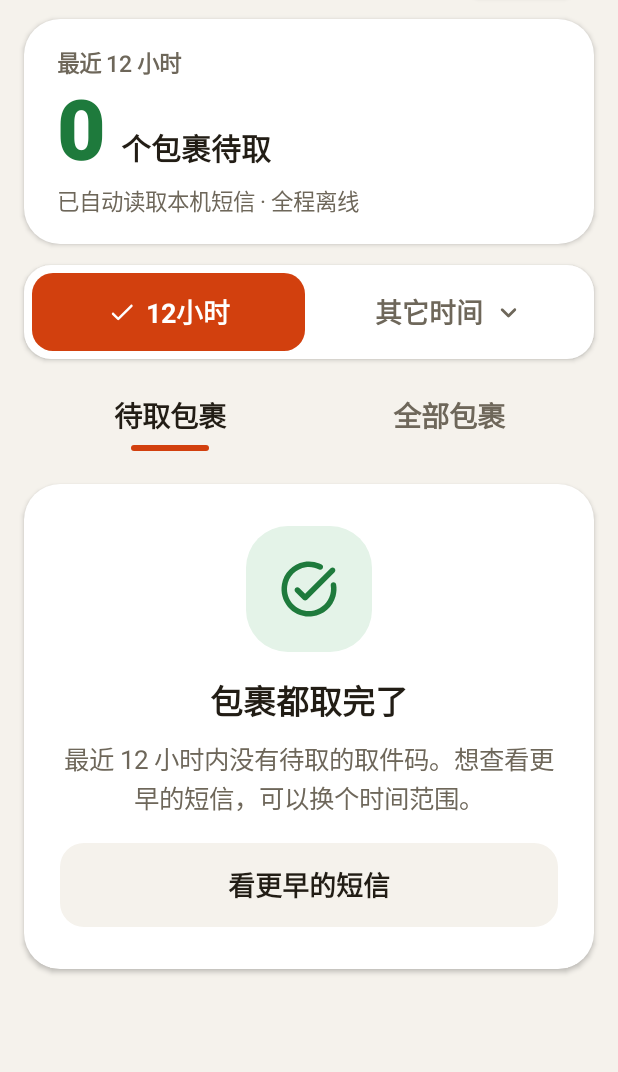
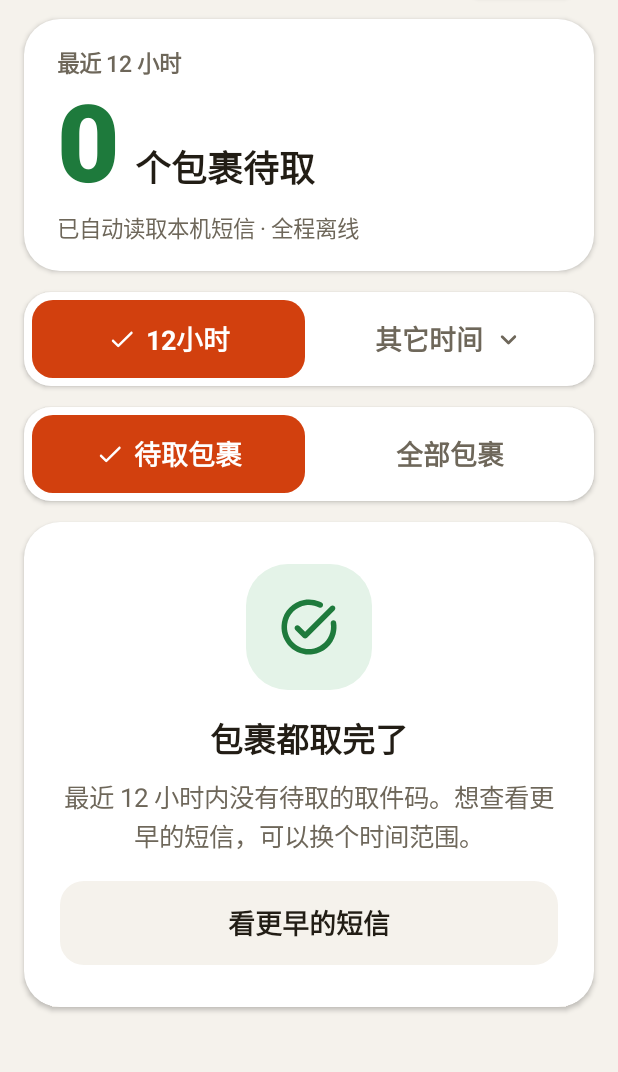
Before and after one commit to decli/CodeHelper, an Android app built with Jetpack Compose: the screen it shows after launch (MainActivity), on a phone screen of 412 x 824 dp, the part 99-1171 px from its top. Run offline under Robolectric (Android 15) with nearby library versions, the phone set to English and light mode, and no system bars; libraries missing offline, so code that uses them is left out: java.time, java.time.format, kotlin.math.roundToInt.

Commit message:
Enlarge key numbers adaptively, unify selection style, allow restore
- Pickup codes now auto-size to the card width via TextAutoSize:
  as large as fits on one line (20-72sp), multiple codes in one card
  share the same size; hero pending count enlarged to 72sp
- 待取包裹/全部包裹 now uses the same filled segmented control as the
  time filter (persimmon fill + check), one selection language app-wide
- Picked-up cards can be restored to pending: swipe left reveals a
  恢复未取 drawer, and a visible 恢复未取 button is always present for
  users who don't know swipe gestures

Co-Authored-By: Claude Fable 5 <noreply@anthropic.com>
Claude-Session: https://claude.ai/code/session_01Ek3oRbxAXZio2Pqvp9fEAu

```diff
--- a/app/src/main/java/com/decli/codehelper/ui/CodeHelperApp.kt
+++ b/app/src/main/java/com/decli/codehelper/ui/CodeHelperApp.kt
@@ -26,6 +26,7 @@ import androidx.compose.foundation.layout.Box
 import androidx.compose.foundation.layout.Column
 import androidx.compose.foundation.layout.PaddingValues
 import androidx.compose.foundation.layout.Row
+import androidx.compose.foundation.layout.RowScope
 import androidx.compose.foundation.layout.Spacer
 import androidx.compose.foundation.layout.WindowInsets
 import androidx.compose.foundation.layout.fillMaxHeight
@@ -44,6 +45,8 @@ import androidx.compose.foundation.lazy.LazyColumn
 import androidx.compose.foundation.lazy.items
 import androidx.compose.foundation.shape.CircleShape
 import androidx.compose.foundation.shape.RoundedCornerShape
+import androidx.compose.foundation.text.BasicText
+import androidx.compose.foundation.text.TextAutoSize
 import androidx.compose.material.icons.Icons
 import androidx.compose.material.icons.rounded.ChatBubbleOutline
 import androidx.compose.material.icons.rounded.Check
@@ -52,6 +55,7 @@ import androidx.compose.material.icons.rounded.Inventory2
 import androidx.compose.material.icons.rounded.KeyboardArrowDown
 import androidx.compose.material.icons.rounded.TaskAlt
 import androidx.compose.material.icons.rounded.Tune
+import androidx.compose.material.icons.rounded.Undo
 import androidx.compose.material.icons.rounded.VerifiedUser
 import androidx.compose.material3.Button
 import androidx.compose.material3.ButtonDefaults
@@ -92,6 +96,7 @@ import androidx.compose.ui.text.style.TextAlign
 import androidx.compose.ui.text.style.TextOverflow
 import androidx.compose.ui.unit.IntOffset
 import androidx.compose.ui.unit.dp
+import androidx.compose.ui.unit.em
 import androidx.compose.ui.unit.sp
 import androidx.lifecycle.Lifecycle
 import androidx.lifecycle.LifecycleEventObserver
@@ -238,6 +243,7 @@ fun CodeHelperApp(
                         permissionLauncher.launch(Manifest.permission.READ_SMS)
                     },
                     onMarkPickedUp = viewModel::markPickedUp,
+                    onRestorePending = viewModel::restorePending,
                     onOpenSms = { item ->
                         openSmsOrConversation(
                             context = context,
@@ -261,6 +267,7 @@ private fun HomeContent(
     onOpenSettings: () -> Unit,
     onGrantPermission: () -> Unit,
     onMarkPickedUp: (PickupCodeItem) -> Unit,
+    onRestorePending: (PickupCodeItem) -> Unit,
     onOpenSms: suspend (PickupCodeItem) -> Unit,
 ) {
     Box(modifier = Modifier.fillMaxSize()) {
@@ -365,6 +372,7 @@ private fun HomeContent(
                             item = item,
                             promptKeywords = uiState.activePromptKeywords,
                             onMarkPickedUp = { onMarkPickedUp(item) },
+                            onRestorePending = { onRestorePending(item) },
                             onOpenSms = { onOpenSms(item) },
                         )
                     }
@@ -478,7 +486,7 @@ private fun HeroCard(
                 Text(
                     text = "个包裹待取",
                     modifier = Modifier.alignByBaseline(),
-                    style = MaterialTheme.typography.titleLarge.copy(fontSize = 20.sp),
+                    style = MaterialTheme.typography.titleLarge.copy(fontSize = 24.sp),
                     color = MaterialTheme.colorScheme.onSurface,
                 )
             }
@@ -495,15 +503,12 @@ private fun HeroCard(
     }
 }
 
-// ─────────────────────────── 时间筛选 ───────────────────────────
+// ─────────────── 分段控件（全应用统一的选中语言：柿橙实心底 + 对勾） ───────────────
 
 @Composable
-private fun TimeSegmentedControl(
-    selectedFilter: CodeFilterWindow,
-    onSelect12Hours: () -> Unit,
-    onOpenTimeSheet: () -> Unit,
+private fun SegmentedCard(
+    content: @Composable RowScope.() -> Unit,
 ) {
-    val is12Hours = selectedFilter == CodeFilterWindow.Last12Hours
     Surface(
         modifier = Modifier.fillMaxWidth(),
         shape = RoundedCornerShape(18.dp),
@@ -513,37 +518,26 @@ private fun TimeSegmentedControl(
         Row(
             modifier = Modifier.padding(5.dp),
             horizontalArrangement = Arrangement.spacedBy(5.dp),
-        ) {
-            TimeSegment(
-                modifier = Modifier.weight(1f),
-                selected = is12Hours,
-                label = "12小时",
-                onClick = onSelect12Hours,
+            content = content,
         )
-            TimeSegment(
-                modifier = Modifier.weight(1f),
-                selected = !is12Hours,
-                label = if (is12Hours) "其它时间" else selectedFilter.label,
-                showArrow = true,
-                onClick = onOpenTimeSheet,
-            )
-        }
     }
 }
 
 @Composable
-private fun TimeSegment(
+private fun Segment(
     selected: Boolean,
     label: String,
     onClick: () -> Unit,
     modifier: Modifier = Modifier,
+    enabled: Boolean = true,
     showArrow: Boolean = false,
+    clickableWhenSelected: Boolean = false,
 ) {
     val shape = RoundedCornerShape(14.dp)
-    val contentColor = if (selected) {
-        MaterialTheme.colorScheme.onPrimary
-    } else {
-        MaterialTheme.colorScheme.onSurfaceVariant
+    val contentColor = when {
+        selected -> MaterialTheme.colorScheme.onPrimary
+        !enabled -> MaterialTheme.colorScheme.onSurfaceVariant.copy(alpha = 0.45f)
+        else -> MaterialTheme.colorScheme.onSurfaceVariant
     }
     Box(
         modifier = modifier
@@ -552,7 +546,10 @@ private fun TimeSegment(
             .background(
                 if (selected) MaterialTheme.colorScheme.primary else MaterialTheme.colorScheme.surface,
             )
-            .clickable(onClick = onClick),
+            .clickable(
+                enabled = enabled && (!selected || clickableWhenSelected),
+                onClick = onClick,
+            ),
         contentAlignment = Alignment.Center,
     ) {
         Row(
@@ -584,7 +581,35 @@ private fun TimeSegment(
     }
 }
 
-// ─────────────────────────── 列表模式双标签 ───────────────────────────
+// ─────────────────────────── 时间筛选 ───────────────────────────
+
+@Composable
+private fun TimeSegmentedControl(
+    selectedFilter: CodeFilterWindow,
+    onSelect12Hours: () -> Unit,
+    onOpenTimeSheet: () -> Unit,
+) {
+    val is12Hours = selectedFilter == CodeFilterWindow.Last12Hours
+    SegmentedCard {
+        Segment(
+            modifier = Modifier.weight(1f),
+            selected = is12Hours,
+            label = "12小时",
+            onClick = onSelect12Hours,
+        )
+        Segment(
+            modifier = Modifier.weight(1f),
+            selected = !is12Hours,
+            label = if (is12Hours) "其它时间" else selectedFilter.label,
+            showArrow = true,
+            // 选中「3天内」等档位后仍可再点开面板换档
+            clickableWhenSelected = true,
+            onClick = onOpenTimeSheet,
+        )
+    }
+}
+
+// ─────────────────────────── 待取 / 全部 双标签 ───────────────────────────
 
 @Composable
 private fun ListModeTabs(
@@ -593,64 +618,19 @@ private fun ListModeTabs(
     onSelectPending: () -> Unit,
     onSelectAll: () -> Unit,
 ) {
-    Row(
-        modifier = Modifier
-            .fillMaxWidth()
-            .padding(horizontal = 4.dp),
-    ) {
-        ListTab(
+    SegmentedCard {
+        Segment(
             modifier = Modifier.weight(1f),
-            text = "待取包裹",
             selected = !showAll,
-            enabled = true,
+            label = "待取包裹",
             onClick = onSelectPending,
         )
-        ListTab(
+        Segment(
             modifier = Modifier.weight(1f),
-            text = "全部包裹",
             selected = showAll,
+            label = "全部包裹",
             enabled = allTabEnabled,
             onClick = onSelectAll,
-        )
-    }
-}
-
-@Composable
-private fun ListTab(
-    text: String,
-    selected: Boolean,
-    enabled: Boolean,
-    onClick: () -> Unit,
-    modifier: Modifier = Modifier,
-) {
-    val textColor = when {
-        !enabled -> MaterialTheme.colorScheme.onSurfaceVariant.copy(alpha = 0.45f)
-        selected -> MaterialTheme.colorScheme.onBackground
-        else -> MaterialTheme.colorScheme.onSurfaceVariant
-    }
-    Column(
-        modifier = modifier
-            .clip(RoundedCornerShape(12.dp))
-            .clickable(enabled = enabled && !selected, onClick = onClick)
-            .padding(top = 10.dp, bottom = 8.dp),
-        horizontalAlignment = Alignment.CenterHorizontally,
-        verticalArrangement = Arrangement.spacedBy(6.dp),
-    ) {
-        Text(
-            text = text,
-            style = MaterialTheme.typography.titleMedium.copy(
-                fontSize = 19.sp,
-                fontWeight = if (selected) FontWeight.Bold else FontWeight.SemiBold,
-            ),
-            color = textColor,
-        )
-        Box(
-            modifier = Modifier
-                .size(width = 52.dp, height = 4.dp)
-                .clip(CircleShape)
-                .background(
-                    if (selected) MaterialTheme.colorScheme.primary else Color.Transparent,
-                ),
         )
     }
 }
@@ -662,22 +642,39 @@ private fun PickupCodeCard(
     item: PickupCodeItem,
     promptKeywords: List<String>,
     onMarkPickedUp: () -> Unit,
+    onRestorePending: () -> Unit,
     onOpenSms: suspend () -> Unit,
 ) {
     if (item.isPickedUp) {
+        SwipeActionContainer(
+            actionLabel = "恢复未取",
+            actionIcon = Icons.Rounded.Undo,
+            actionBackground = MaterialTheme.colorScheme.primary,
+            actionContentColor = MaterialTheme.colorScheme.onPrimary,
+            onActionClick = onRestorePending,
+        ) {
             PickupCodeCardBody(
                 item = item,
                 promptKeywords = promptKeywords,
                 onOpenSms = onOpenSms,
                 onMarkPickedUp = null,
+                onRestorePending = onRestorePending,
             )
+        }
     } else {
-        SwipeActionContainer(onActionClick = onMarkPickedUp) {
+        SwipeActionContainer(
+            actionLabel = "我已取到",
+            actionIcon = Icons.Rounded.Check,
+            actionBackground = MaterialTheme.colorScheme.tertiary,
+            actionContentColor = MaterialTheme.colorScheme.onTertiary,
+            onActionClick = onMarkPickedUp,
+        ) {
             PickupCodeCardBody(
                 item = item,
                 promptKeywords = promptKeywords,
                 onOpenSms = onOpenSms,
                 onMarkPickedUp = onMarkPickedUp,
+                onRestorePending = null,
             )
         }
     }
@@ -690,15 +687,9 @@ private fun PickupCodeCardBody(
     promptKeywords: List<String>,
     onOpenSms: suspend () -> Unit,
     onMarkPickedUp: (() -> Unit)?,
+    onRestorePending: (() -> Unit)?,
 ) {
     val scope = rememberCoroutineScope()
-    val longestCodeLength = item.codes.maxOfOrNull { it.length } ?: 0
-    val codeFontSize = when {
-        item.codeCount >= 4 -> 30.sp
-        item.codeCount >= 2 -> 34.sp
-        longestCodeLength >= 10 -> 40.sp
-        else -> 48.sp
-    }
 
     Surface(
         modifier = Modifier
@@ -736,7 +727,7 @@ private fun PickupCodeCardBody(
             Column(
                 modifier = Modifier
                     .fillMaxWidth()
-                    .padding(horizontal = 18.dp, vertical = 6.dp),
+                    .padding(horizontal = 12.dp, vertical = 6.dp),
                 horizontalAlignment = Alignment.CenterHorizontally,
                 verticalArrangement = Arrangement.spacedBy(2.dp),
             ) {
@@ -745,19 +736,27 @@ private fun PickupCodeCardBody(
                     style = MaterialTheme.typography.labelMedium.copy(letterSpacing = 6.sp),
                     color = MaterialTheme.colorScheme.onSurfaceVariant,
                 )
-                Text(
+                // 自适应字号：在不折行的前提下让取件码尽可能大；
+                // maxLines = 码数，任何一行放不下即触发整体缩小，多个码保持同一字号。
+                BasicText(
                     text = item.codeDisplay,
                     modifier = Modifier.fillMaxWidth(),
                     style = MaterialTheme.typography.displayMedium.copy(
-                        fontSize = codeFontSize,
-                        lineHeight = codeFontSize * 1.3f,
-                    ),
+                        lineHeight = 1.3.em,
+                        textAlign = TextAlign.Center,
                         color = if (item.isPickedUp) {
                             MaterialTheme.colorScheme.onSurfaceVariant
                         } else {
                             MaterialTheme.colorScheme.onSurface
                         },
-                    textAlign = TextAlign.Center,
+                    ),
+                    maxLines = item.codeCount,
+                    overflow = TextOverflow.Ellipsis,
+                    autoSize = TextAutoSize.StepBased(
+                        minFontSize = 20.sp,
+                        maxFontSize = 72.sp,
+                        stepSize = 1.sp,
+                    ),
                 )
             }
 
@@ -816,6 +815,17 @@ private fun PickupCodeCardBody(
                         containerColor = MaterialTheme.colorScheme.tertiary,
                         contentColor = MaterialTheme.colorScheme.onTertiary,
                         onClick = onMarkPickedUp,
+                    )
+                }
+                if (onRestorePending != null) {
+                    // 老人不一定会左滑手势，已取件卡片同时保留可见的恢复按钮
+                    CardActionButton(
+                        modifier = Modifier.weight(1.35f),
+                        text = "恢复未取",
+                        icon = Icons.Rounded.Undo,
+                        containerColor = MaterialTheme.colorScheme.primaryContainer,
+                        contentColor = MaterialTheme.colorScheme.onPrimaryContainer,
+                        onClick = onRestorePending,
                     )
                 }
             }
@@ -925,10 +935,14 @@ private fun CardActionButton(
     }
 }
 
-// ─────────────────────────── 左滑抽屉（保留手势） ───────────────────────────
+// ─────────────────────────── 左滑抽屉（未取件=标已取，已取件=恢复未取） ───────────────────────────
 
 @Composable
 private fun SwipeActionContainer(
+    actionLabel: String,
+    actionIcon: ImageVector,
+    actionBackground: Color,
+    actionContentColor: Color,
     onActionClick: () -> Unit,
     content: @Composable () -> Unit,
 ) {
@@ -946,7 +960,7 @@ private fun SwipeActionContainer(
         Box(
             modifier = Modifier
                 .matchParentSize()
-                .background(MaterialTheme.colorScheme.tertiary),
+                .background(actionBackground),
             contentAlignment = Alignment.CenterEnd,
         ) {
             Box(
@@ -961,15 +975,15 @@ private fun SwipeActionContainer(
                     verticalArrangement = Arrangement.spacedBy(4.dp),
                 ) {
                     Icon(
-                        imageVector = Icons.Rounded.Check,
+                        imageVector = actionIcon,
                         contentDescription = null,
                         modifier = Modifier.size(28.dp),
-                        tint = MaterialTheme.colorScheme.onTertiary,
+                        tint = actionContentColor,
                     )
                     Text(
-                        text = "我已取到",
+                        text = actionLabel,
                         style = MaterialTheme.typography.labelLarge,
-                        color = MaterialTheme.colorScheme.onTertiary,
+                        color = actionContentColor,
                     )
                 }
             }
--- a/app/src/main/java/com/decli/codehelper/ui/theme/Type.kt
+++ b/app/src/main/java/com/decli/codehelper/ui/theme/Type.kt
@@ -11,8 +11,8 @@ val CodeHelperTypography = Typography(
     // 首屏待取数量大数字
     displayLarge = TextStyle(
         fontWeight = FontWeight.ExtraBold,
-        fontSize = 56.sp,
-        lineHeight = 62.sp,
+        fontSize = 72.sp,
+        lineHeight = 78.sp,
         fontFeatureSettings = "tnum",
     ),
     // 取件码基准字号（卡片内按长度自适应缩放）
```
Lines whose indentation alone changed are shown as unchanged.
